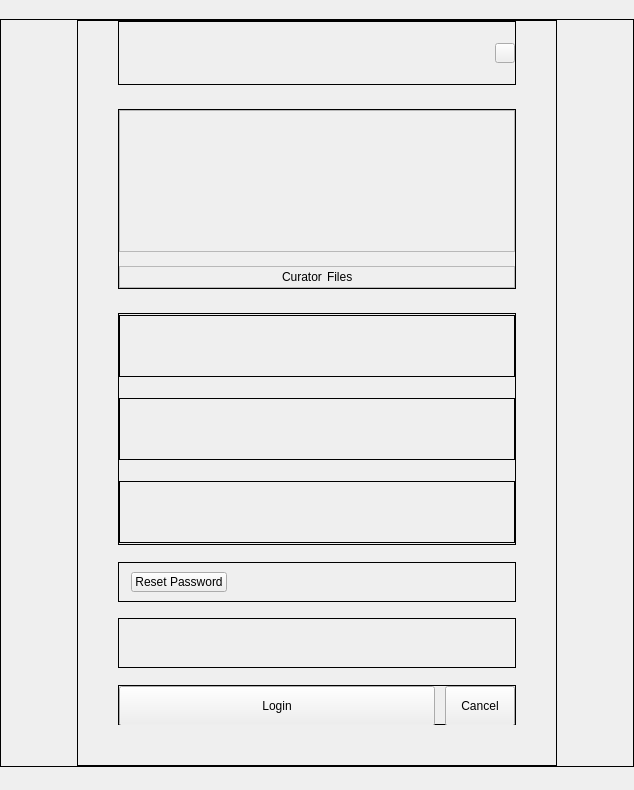
Qt form src/gui/newwizard/pages/credentialspage.ui (CSG-Development/owncloud-client) before a commit.
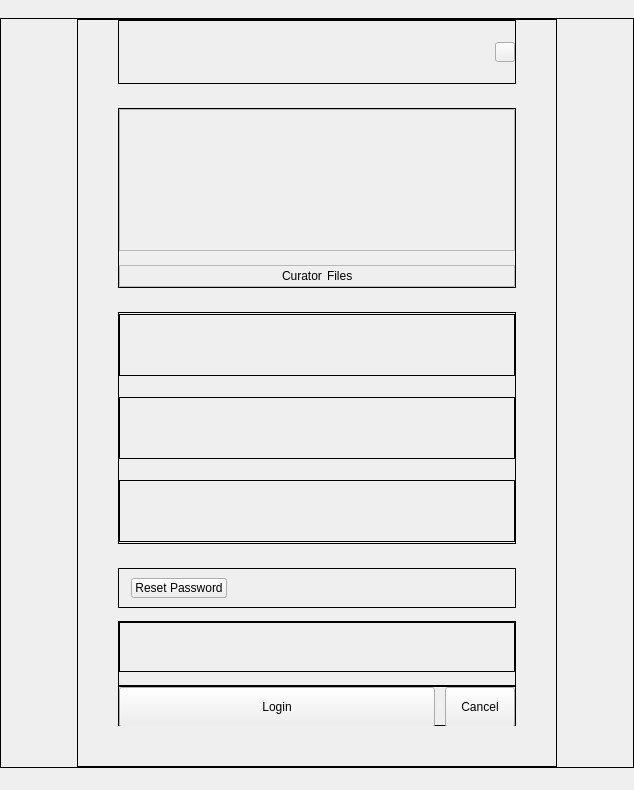
The same form after that commit. Custom widgets are drawn as their Qt base class.

The edit to the form file:
```diff
--- a/src/gui/newwizard/pages/credentialspage.ui
+++ b/src/gui/newwizard/pages/credentialspage.ui
@@ -620,7 +620,7 @@
                <enum>Qt::Orientation::Vertical</enum>
               </property>
               <property name="sizeType">
-               <enum>QSizePolicy::Policy::Expanding</enum>
+               <enum>QSizePolicy::Policy::Fixed</enum>
               </property>
               <property name="sizeHint" stdset="0">
                <size>
@@ -707,6 +707,36 @@
               <property name="frameShadow">
                <enum>QFrame::Shadow::Plain</enum>
               </property>
+              <layout class="QVBoxLayout" name="verticalLayout_7">
+               <property name="spacing">
+                <number>0</number>
+               </property>
+               <property name="leftMargin">
+                <number>0</number>
+               </property>
+               <property name="topMargin">
+                <number>0</number>
+               </property>
+               <property name="rightMargin">
+                <number>0</number>
+               </property>
+               <property name="bottomMargin">
+                <number>0</number>
+               </property>
+               <item>
+                <widget class="QFrame" name="frameErrorMessageInternal">
+                 <property name="minimumSize">
+                  <size>
+                   <width>0</width>
+                   <height>50</height>
+                  </size>
+                 </property>
+                 <property name="frameShape">
+                  <enum>QFrame::Shape::Box</enum>
+                 </property>
+                 <property name="frameShadow">
+                  <enum>QFrame::Shadow::Plain</enum>
+                 </property>
               <layout class="QHBoxLayout" name="horizontalLayout_8">
                <property name="spacing">
                 <number>18</number>
@@ -764,6 +794,9 @@
                </size>
               </property>
              </spacer>
+               </item>
+              </layout>
+             </widget>
             </item>
             <item>
              <widget class="QFrame" name="frameButton">
```
Lines whose indentation alone changed are shown as unchanged.
